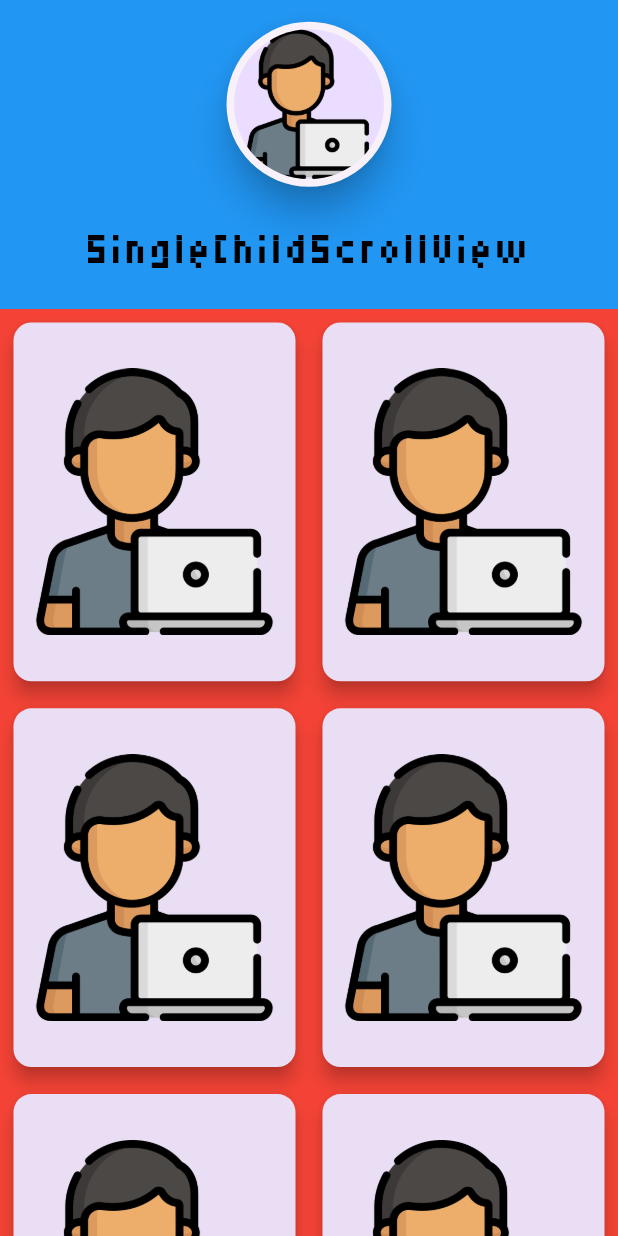
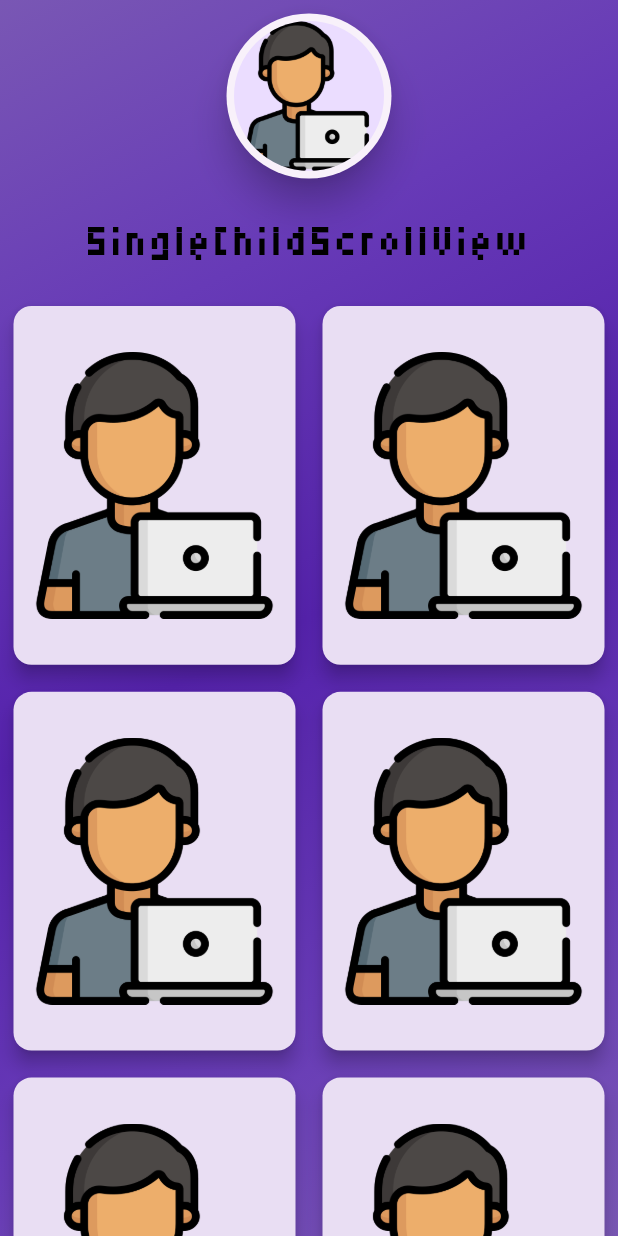
Before and after one commit to ItsTHEAvro/EDGE_Training_Flutter, a Flutter app: the MyHomePage screen opened directly, on a phone screen of 412 x 824 dp. Run offline on Flutter 3.47's test engine with Material 3 defaults, Android fonts, the phone set to English and light mode, and no system bars.

Commit message:
Used Expanded widget for singlechildscrollview

```diff
--- a/task_one_basic_widgets/lib/view/homepage.dart
+++ b/task_one_basic_widgets/lib/view/homepage.dart
@@ -7,17 +7,52 @@ class MyHomePage extends StatelessWidget {
   Widget build(BuildContext context) {
     return Scaffold(
       body: SafeArea(
-        child: Stack(children: [
-          Container(
-            height: MediaQuery.sizeOf(context).height,
-            width: MediaQuery.sizeOf(context).width,
-            color: Colors.red,
-            child: SingleChildScrollView(
-              scrollDirection: Axis.vertical,
-              physics: const AlwaysScrollableScrollPhysics(),
-              child: Container(
-                margin: EdgeInsets.only(
-                    top: MediaQuery.sizeOf(context).height * .25),
+        child: Container(
+          decoration: const BoxDecoration(
+            gradient: LinearGradient(
+              begin: Alignment.topLeft,
+              end: Alignment.bottomRight,
+              colors: <Color>[
+                Color.fromARGB(255, 121, 87, 180),
+                Color.fromARGB(255, 103, 58, 183),
+                Color.fromARGB(255, 85, 34, 172),
+                Color.fromARGB(255, 103, 58, 183),
+                Color.fromARGB(255, 121, 87, 180),
+              ],
+            ),
+          ),
+          child: Column(children: [
+            Padding(
+              padding: const EdgeInsets.all(5),
+              child: Card(
+                elevation: 10,
+                shape: RoundedRectangleBorder(
+                  borderRadius: BorderRadius.circular(100.0),
+                ),
+                child: const Padding(
+                  padding: EdgeInsets.all(5),
+                  child: CircleAvatar(
+                    radius: 50,
+                    backgroundImage:
+                        AssetImage('assets/images/splash_logo.png'),
+                  ),
+                ),
+              ),
+            ),
+            const Padding(
+              padding: EdgeInsets.all(5),
+              child: Text(
+                'SingleChildScrollView',
+                style: TextStyle(
+                    fontFamily: 'Micro5',
+                    color: Color.fromARGB(255, 0, 0, 0),
+                    fontSize: 40,
+                    letterSpacing: 2),
+              ),
+            ),
+            Expanded(
+              child: SingleChildScrollView(
+                scrollDirection: Axis.vertical,
                 child: Column(
                   children: [
                     Row(children: [
@@ -138,44 +173,8 @@ class MyHomePage extends StatelessWidget {
                 ),
               ),
             ),
-          ),
-          Container(
-            height: MediaQuery.sizeOf(context).height * .25,
-            width: MediaQuery.sizeOf(context).width,
-            color: Colors.blue,
-            child:
-                Column(mainAxisAlignment: MainAxisAlignment.center, children: [
-              Padding(
-                padding: const EdgeInsets.all(5),
-                child: Card(
-                  elevation: 10,
-                  shape: RoundedRectangleBorder(
-                    borderRadius: BorderRadius.circular(100.0),
-                  ),
-                  child: const Padding(
-                    padding: EdgeInsets.all(5),
-                    child: CircleAvatar(
-                      radius: 50,
-                      backgroundImage:
-                          AssetImage('assets/images/splash_logo.png'),
-                    ),
-                  ),
-                ),
-              ),
-              const Padding(
-                padding: EdgeInsets.all(5),
-                child: Text(
-                  'SingleChildScrollView',
-                  style: TextStyle(
-                      fontFamily: 'Micro5',
-                      color: Color.fromARGB(255, 0, 0, 0),
-                      fontSize: 40,
-                      letterSpacing: 2),
-                ),
-              ),
-            ]),
-          ),
-        ]),
+          ]),
+        ),
       ),
     );
   }
```
Also changed, not shown: 1 other file.
